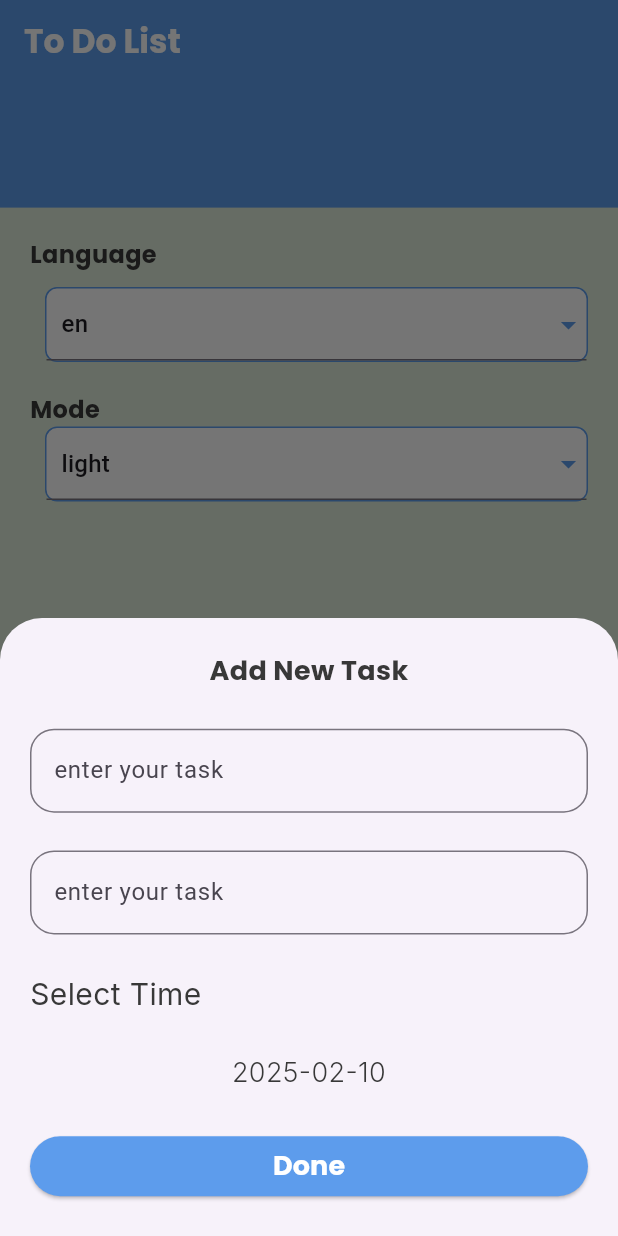
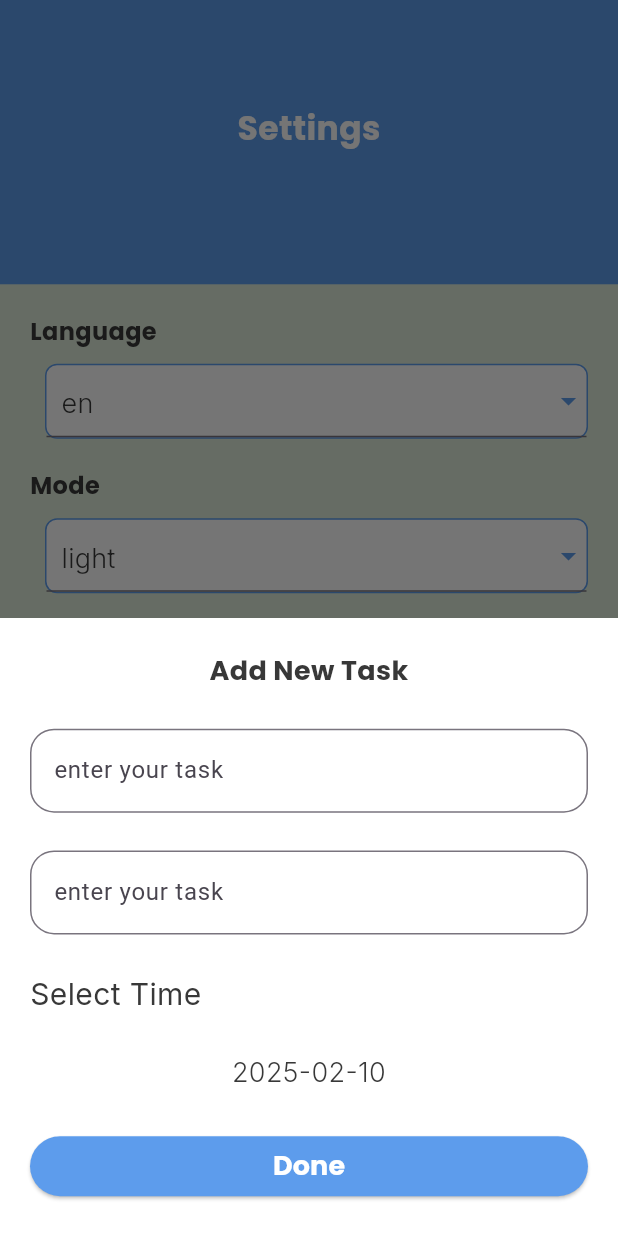
Before and after one commit to Mofarahat95/TODO, a Flutter app: the screen it shows after launch, item 2 of the bottom bar chosen, after a tap on the "add" icon, on a phone screen of 412 x 824 dp. Run offline on Flutter 3.47's test engine with Material 3 defaults, Android fonts, the phone set to English and light mode, and no system bars; our stand-ins replace calendar_timeline, easy_localization, flutter_slidable, go_router, google_fonts, shared_preferences.

Commit message:
theming done

```diff
--- a/lib/config/theme/my_theme.dart
+++ b/lib/config/theme/my_theme.dart
@@ -5,10 +5,6 @@ import 'package:todo/core/utils/values_manager.dart';
 
 class MyTheme {
   static ThemeData lihgt = ThemeData(
-    appBarTheme: AppBarTheme(
-      backgroundColor: AppColors.primaryColor,
-      titleTextStyle: poppins22(),
-    ),
     scaffoldBackgroundColor: AppColors.bgLigthColor,
     bottomNavigationBarTheme: BottomNavigationBarThemeData(
         elevation: 0,
@@ -28,14 +24,12 @@ class MyTheme {
             fixedSize: Size(70, 35),
             iconColor: AppColors.whiteColor,
             iconSize: 30)),
-
     dividerTheme: DividerThemeData(
       color: AppColors.primaryColor,
       thickness: 5,
       endIndent: 22,
       indent: 22,
     ),
-
     floatingActionButtonTheme: FloatingActionButtonThemeData(
       iconSize: AppSize.s26,
       shape: RoundedRectangleBorder(
@@ -72,25 +66,26 @@ class MyTheme {
             fixedSize: Size(70, 35),
             iconColor: AppColors.whiteColor,
             iconSize: 30)),
-
     dividerTheme: DividerThemeData(
       color: AppColors.primaryColor,
       thickness: 5,
       endIndent: 22,
       indent: 22,
     ),
-
     floatingActionButtonTheme: FloatingActionButtonThemeData(
       iconSize: AppSize.s26,
       shape: RoundedRectangleBorder(
           borderRadius: BorderRadius.circular(25),
           side: BorderSide(
             width: 4,
-            color: AppColors.greenColor,
+            color: AppColors.graykColor,
           )),
       backgroundColor: AppColors.primaryColor,
     ),
-
+    dropdownMenuTheme: DropdownMenuThemeData(
+      textStyle: inter18().copyWith(
+        color: AppColors.primaryColor,
+      ),
+    ),
   );
-
 }
--- a/lib/core/utils/strings_manager.dart
+++ b/lib/core/utils/strings_manager.dart
@@ -8,6 +8,7 @@ class AppStrings {
     color: Colors.yellow,
   );
   static const String appName = 'To Do List';
+  static const String settings = 'Settings';
   static const String addTask = 'Add New Task';
   static const String welcomeMessage = 'أهلاً وسهلاً بك!';
   static const String login = 'Login';
--- a/lib/core/utils/values_manager.dart
+++ b/lib/core/utils/values_manager.dart
@@ -1,3 +1,5 @@
+import 'package:flutter/material.dart';
+
 abstract class AppMargin {
   static const double m5 = 5.0;
   static const double m8 = 8.0;
@@ -45,3 +47,8 @@ abstract class AppSize {
   static const double s34 = 34.0;
   static const double s38 = 38.0;
 }
+extension MediaQueryValues on BuildContext {
+  double get screenWidth => MediaQuery.of(this).size.width;
+  double get screenHeight => MediaQuery.of(this).size.height;
+  double get devicePixelRatio => MediaQuery.of(this).devicePixelRatio;
+}
--- a/lib/features/home/presentation/screens/home_screen.dart
+++ b/lib/features/home/presentation/screens/home_screen.dart
@@ -1,8 +1,6 @@
-import 'package:easy_localization/easy_localization.dart';
 import 'package:flutter/material.dart';
 import 'package:provider/provider.dart';
 import 'package:todo/core/utils/colors_manager.dart';
-import 'package:todo/core/utils/strings_manager.dart';
 import 'package:todo/core/utils/values_manager.dart';
 import 'package:todo/features/home/presentation/provider/tabs_provider.dart';
 import 'package:todo/features/home/presentation/screens/widgets/custoBottomNavBar.dart';
@@ -18,11 +16,6 @@ class HomeScreen extends StatelessWidget {
           var pro = Provider.of<TabsProvider>(context);
           return Scaffold(
             extendBody: true,
-            appBar: AppBar(
-              title: Text(
-                AppStrings.appName.tr(),
-              ), // Text
-            ),
             body: pro.tabs[pro.selectedIndex],
             bottomNavigationBar: BottomAppBar(
                 notchMargin: AppSize.s9,
--- a/lib/features/home/presentation/screens/widgets/customAppBar.dart
+++ b/lib/features/home/presentation/screens/widgets/customAppBar.dart
@@ -0,0 +1,34 @@
+import 'package:easy_localization/easy_localization.dart';
+import 'package:flutter/material.dart';
+import 'package:provider/provider.dart';
+import 'package:todo/core/utils/colors_manager.dart';
+import 'package:todo/core/utils/strings_manager.dart';
+import 'package:todo/core/utils/styles_manager.dart';
+import 'package:todo/core/utils/values_manager.dart';
+import 'package:todo/features/settings/presentation/provider/settings_provider.dart';
+
+class CustomAppBar extends StatelessWidget {
+  const CustomAppBar({required this.title,super.key});
+ final String title;
+  @override
+  Widget build(BuildContext context) {
+    //var pro = Provider.of<SettingsProvider>(context);
+    return Container(
+      padding: EdgeInsets.only(bottom: AppPading.p18),
+      height: context.screenHeight*.23,
+      width: double.infinity,
+      decoration: BoxDecoration(
+        color: AppColors.primaryColor,
+      ),
+      child: Center(
+        child: Text(
+          title.tr(),
+          style: poppins22().copyWith(
+            color: AppColors.whiteColor,
+          ),
+        ),
+      ),
+
+    );
+  }
+}
--- a/lib/features/settings/presentation/screens/settings_screen.dart
+++ b/lib/features/settings/presentation/screens/settings_screen.dart
@@ -1,8 +1,10 @@
 import 'package:flutter/cupertino.dart';
 import 'package:flutter/material.dart';
 import 'package:todo/core/utils/colors_manager.dart';
+import 'package:todo/core/utils/strings_manager.dart';
 import 'package:todo/core/utils/styles_manager.dart';
 import 'package:todo/core/utils/values_manager.dart';
+import 'package:todo/features/home/presentation/screens/widgets/customAppBar.dart';
 import 'package:todo/features/settings/presentation/widgets/language_drop_down.dart';
 import 'package:todo/features/settings/presentation/widgets/mode_drop_down.dart';
 
@@ -15,15 +17,9 @@ class SettingsScreen extends StatelessWidget {
       crossAxisAlignment: CrossAxisAlignment.stretch,
       spacing: AppSize.s20,
       children: [
-        Container(
-          height: MediaQuery.of(context).size.height * 0.1,
-          color: AppColors.primaryColor,
-        ),
-
+        CustomAppBar(title: AppStrings.settings),
         LanguageDropDown(),
-
         ModeDropDown(),
-
       ],
     );
   }
--- a/lib/features/settings/presentation/widgets/language_drop_down.dart
+++ b/lib/features/settings/presentation/widgets/language_drop_down.dart
@@ -1,4 +1,3 @@
-
 import 'package:flutter/material.dart';
 import 'package:provider/provider.dart';
 import 'package:todo/core/utils/colors_manager.dart';
@@ -11,7 +10,7 @@ class LanguageDropDown extends StatelessWidget {
 
   @override
   Widget build(BuildContext context) {
-    var pro =  Provider.of<SettingsProvider>(context);
+    var pro = Provider.of<SettingsProvider>(context);
     return Padding(
       padding: const EdgeInsets.symmetric(horizontal: 20),
       child: Column(
@@ -20,27 +19,38 @@ class LanguageDropDown extends StatelessWidget {
         children: [
           Text(
             'Language',
-            style: poppins16().copyWith(color: AppColors.blackColor),
+            style: poppins16().copyWith(
+                color: pro.selectedTheme == ThemeMode.dark
+                    ? AppColors.whiteColor
+                    : AppColors.blackColor),
           ),
           Container(
             margin: EdgeInsets.only(left: 10),
             decoration: BoxDecoration(
-                color: AppColors.whiteColor,
+                color: pro.selectedTheme == ThemeMode.dark
+                    ? AppColors.transparentColor
+                    : AppColors.whiteColor,
                 borderRadius: BorderRadius.circular(8),
                 border: Border.all(color: AppColors.primaryColor)),
             child: DropdownButtonFormField<String>(
+                dropdownColor: pro.selectedTheme == ThemeMode.light
+                    ? AppColors.whiteColor
+                    : AppColors.secondryDarkColor,
                 padding: EdgeInsets.only(left: 10),
                 value: pro.selectedLang.toString(),
                 items: pro.language.map((lang) {
                   return DropdownMenuItem(
                     value: lang,
-                    child: Text(lang),
+                    child: Text(
+                      lang,
+                      style: inter18().copyWith(
+                          color: pro.selectedTheme == ThemeMode.dark
+                              ? AppColors.primaryColor
+                              : null),
+                    ),
                   );
                 }).toList(),
                 iconEnabledColor: AppColors.primaryColor,
-                decoration: InputDecoration(
-                  iconColor: AppColors.primaryColor,
-                ),
                 onChanged: (value) {
                   pro.changeLangauge(value!, context);
                 }),
--- a/lib/features/settings/presentation/widgets/mode_drop_down.dart
+++ b/lib/features/settings/presentation/widgets/mode_drop_down.dart
@@ -16,25 +16,36 @@ class ModeDropDown extends StatelessWidget {
     return Padding(
       padding: const EdgeInsets.symmetric(horizontal: 20),
       child: Column(
+        spacing: AppSize.s10,
         crossAxisAlignment: CrossAxisAlignment.stretch,
         children: [
           Text(
             'Mode',
-            style: poppins16().copyWith(color: AppColors.blackColor),
+            style: poppins16().copyWith(
+                color: pro.selectedTheme==ThemeMode.dark ?
+                AppColors.whiteColor : AppColors.blackColor),
           ),
           Container(
             margin: EdgeInsets.only(left: 10),
             decoration: BoxDecoration(
-                color: AppColors.whiteColor,
+                color: pro.selectedTheme==ThemeMode.light ?
+            AppColors.whiteColor : null,
                 borderRadius: BorderRadius.circular(8),
                 border: Border.all(width: 1, color: AppColors.primaryColor)),
             child: DropdownButtonFormField<String>(
+              dropdownColor: pro.selectedTheme == ThemeMode.light
+                  ? AppColors.whiteColor
+                  : AppColors.secondryDarkColor,
               padding: EdgeInsets.symmetric(horizontal: 10),
               value: currentTheme,
               items: pro.theme.map((theme) {
                 return DropdownMenuItem(
                   value: theme.toString(),
-                  child: Text(theme),
+                  child: Text(theme,style: inter18().copyWith(
+                      color: pro.selectedTheme == ThemeMode.dark
+                          ? AppColors.primaryColor
+                          : null,
+                  ),),
                 );
               }).toList(),
               iconEnabledColor: AppColors.primaryColor,
--- a/lib/features/splash/presentation/screens/splash_screen.dart
+++ b/lib/features/splash/presentation/screens/splash_screen.dart
@@ -22,7 +22,6 @@ class _SplashScreenState extends State<SplashScreen> {
   @override
   Widget build(BuildContext context) {
     return Scaffold(
-      backgroundColor: AppColors.bgLigthColor,
       body: Column(
         mainAxisAlignment: MainAxisAlignment.center,
         crossAxisAlignment: CrossAxisAlignment.stretch,
--- a/lib/features/tasks/presentation/providers/date_picker_provider.dart
+++ b/lib/features/tasks/presentation/providers/date_picker_provider.dart
@@ -1,4 +1,5 @@
 import 'package:flutter/material.dart';
+import 'package:todo/core/utils/colors_manager.dart';
 
 class DatePickerProvider extends ChangeNotifier {
   DateTime? selectedDate = DateTime.now();
--- a/lib/features/tasks/presentation/screens/tasks_screen.dart
+++ b/lib/features/tasks/presentation/screens/tasks_screen.dart
@@ -1,6 +1,8 @@
 import 'package:flutter/cupertino.dart';
 import 'package:todo/core/utils/colors_manager.dart';
+import 'package:todo/core/utils/strings_manager.dart';
 import 'package:todo/core/utils/values_manager.dart';
+import 'package:todo/features/home/presentation/screens/widgets/customAppBar.dart';
 import 'package:todo/features/tasks/presentation/widgets/calnder_widget.dart';
 import 'package:todo/features/tasks/presentation/widgets/task_card.dart';
 
@@ -12,14 +14,9 @@ class TasksScreen extends StatelessWidget {
     return Column(
       children: [
         Stack(
-          alignment: Alignment(0, 4),
+          alignment: Alignment(0, 1.3),
           children: [
-            Container(
-              height: AppSize.s30 * 4,
-              decoration: BoxDecoration(
-                color: AppColors.primaryColor,
-              ),
-            ),
+            CustomAppBar(title: AppStrings.appName),
             CalenderWidget(),
           ],
         ),
--- a/lib/features/tasks/presentation/widgets/add_task_widget.dart
+++ b/lib/features/tasks/presentation/widgets/add_task_widget.dart
@@ -6,17 +6,23 @@ import 'package:todo/core/utils/fonts_manager.dart';
 import 'package:todo/core/utils/strings_manager.dart';
 import 'package:todo/core/utils/styles_manager.dart';
 import 'package:todo/core/utils/values_manager.dart';
+import 'package:todo/features/settings/presentation/provider/settings_provider.dart';
 import 'package:todo/features/tasks/presentation/providers/date_picker_provider.dart';
 
 class AddTaskWidget extends StatelessWidget {
   const AddTaskWidget({super.key});
+
   @override
   Widget build(BuildContext context) {
     return ChangeNotifierProvider(
         create: (context) => DatePickerProvider(),
         builder: (context, child) {
           var pro = Provider.of<DatePickerProvider>(context);
+          var settingsPro = Provider.of<SettingsProvider>(context);
           return Container(
+            color: settingsPro.selectedTheme == ThemeMode.light
+                ? AppColors.whiteColor
+                : AppColors.secondryDarkColor,
             height: MediaQuery.sizeOf(context).height * AppSize.s0_5,
             child: Padding(
               padding: const EdgeInsets.symmetric(
@@ -30,7 +36,10 @@ class AddTaskWidget extends StatelessWidget {
                   Text(
                     textAlign: TextAlign.center,
                     AppStrings.addTask,
-                    style: poppins18().copyWith(color: AppColors.blackColor),
+                    style: poppins18().copyWith(
+                        color: settingsPro.selectedTheme == ThemeMode.light
+                            ? AppColors.blackColor
+                            : null),
                   ),
                   TextFormField(
                     decoration: InputDecoration(
@@ -49,7 +58,11 @@ class AddTaskWidget extends StatelessWidget {
                   ),
                   Text(
                     AppStrings.selecetDate,
-                    style: inter20(),
+                    style: inter20().copyWith(
+                      color: settingsPro.selectedTheme == ThemeMode.dark
+                    ? AppColors.whiteColor
+                        : null
+                    ),
                   ),
                   InkWell(
                     onTap: () {
@@ -58,7 +71,11 @@ class AddTaskWidget extends StatelessWidget {
                     child: Text(
                       textAlign: TextAlign.center,
                       pro.selectedDate.toString().substring(0, 10),
-                      style: inter18(),
+                      style: inter18().copyWith(
+                          color: settingsPro.selectedTheme == ThemeMode.dark
+                              ? AppColors.whiteColor
+                              : null
+                      ),
                     ),
                   ),
                   ElevatedButton(
--- a/lib/features/tasks/presentation/widgets/calnder_widget.dart
+++ b/lib/features/tasks/presentation/widgets/calnder_widget.dart
@@ -1,13 +1,18 @@
 import 'package:calendar_timeline/calendar_timeline.dart';
 import 'package:flutter/material.dart';
+import 'package:provider/provider.dart';
 import 'package:todo/core/utils/colors_manager.dart';
 import 'package:todo/core/utils/values_manager.dart';
+import 'package:todo/features/settings/presentation/provider/settings_provider.dart';
 
 class CalenderWidget extends StatelessWidget {
   CalenderWidget({super.key});
+
   DateTime selectedDate = DateTime.now();
+
   @override
   Widget build(BuildContext context) {
+    var pro = Provider.of<SettingsProvider>(context);
     return CalendarTimeline(
       initialDate: selectedDate,
       firstDate: DateTime.now().subtract(Duration(days: 365)),
@@ -18,8 +23,12 @@ class CalenderWidget extends StatelessWidget {
       leftMargin: AppMargin.m8,
       monthColor: AppColors.whiteColor,
       dayColor: Colors.white,
-      activeDayColor: AppColors.blackColor,
-      activeBackgroundDayColor: AppColors.whiteColor,
+      activeDayColor: pro.selectedTheme == ThemeMode.light
+          ? AppColors.blackColor
+          : AppColors.whiteColor,
+      activeBackgroundDayColor: pro.selectedTheme == ThemeMode.light
+          ? AppColors.whiteColor
+          : AppColors.secondryDarkColor,
       locale: 'en_ISO',
     );
   }
--- a/lib/features/tasks/presentation/widgets/task_card.dart
+++ b/lib/features/tasks/presentation/widgets/task_card.dart
@@ -1,6 +1,7 @@
 import 'package:flutter/material.dart';
 import 'package:provider/provider.dart';
 import 'package:todo/core/utils/colors_manager.dart';
+import 'package:todo/core/utils/fonts_manager.dart';
 import 'package:todo/core/utils/styles_manager.dart';
 import 'package:todo/core/utils/values_manager.dart';
 import 'package:todo/features/settings/presentation/provider/settings_provider.dart';
@@ -40,14 +41,22 @@ class TaskCard extends StatelessWidget {
                       color: AppColors.primaryColor,
                     ),
                   ),
-                  const Row(
+                   Row(
                     children: [
                       Icon(
                         Icons.watch_later_outlined,
-                        color: AppColors.blackColor,
+                        color: pro.selectedTheme == ThemeMode.light
+                            ? AppColors.iconColor
+                            : AppColors.whiteColor,
                         size: 20,
                       ),
-                      Text('10:44 AM'),
+                      const SizedBox(width: AppSize.s4,),
+                      Text('10:44 AM',style: inter14().copyWith(
+                        fontSize: FontSize.s12,
+                        color: pro.selectedTheme == ThemeMode.light
+                            ? AppColors.blackColor
+                            : AppColors.whiteColor,
+                      ),),
                     ],
                   ),
                 ],
```
